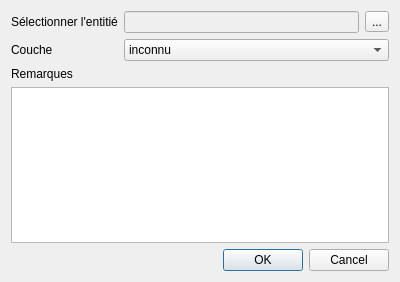
The window that fix_this_feature_dialog_base.ui (maltaesousa/FixThisFeature) describes before a commit, drawn with Qt 5.
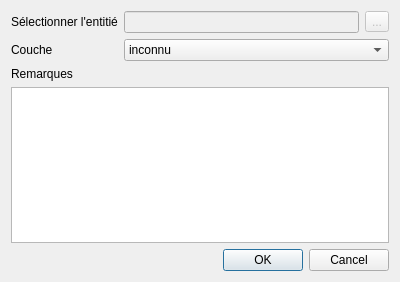
The same window after the commit.

Patch:
```diff
--- a/fix_this_feature_dialog_base.ui
+++ b/fix_this_feature_dialog_base.ui
@@ -43,6 +43,9 @@
        </item>
        <item>
         <widget class="QToolButton" name="toolButton">
+         <property name="enabled">
+          <bool>false</bool>
+         </property>
          <property name="text">
           <string>...</string>
          </property>
```
